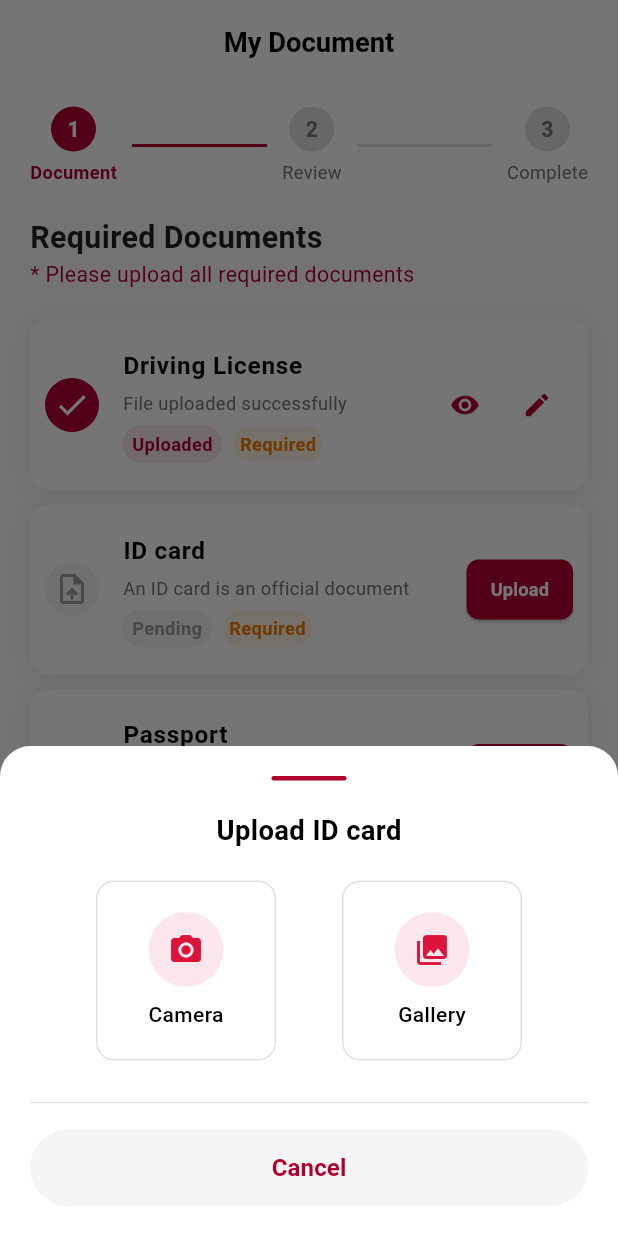
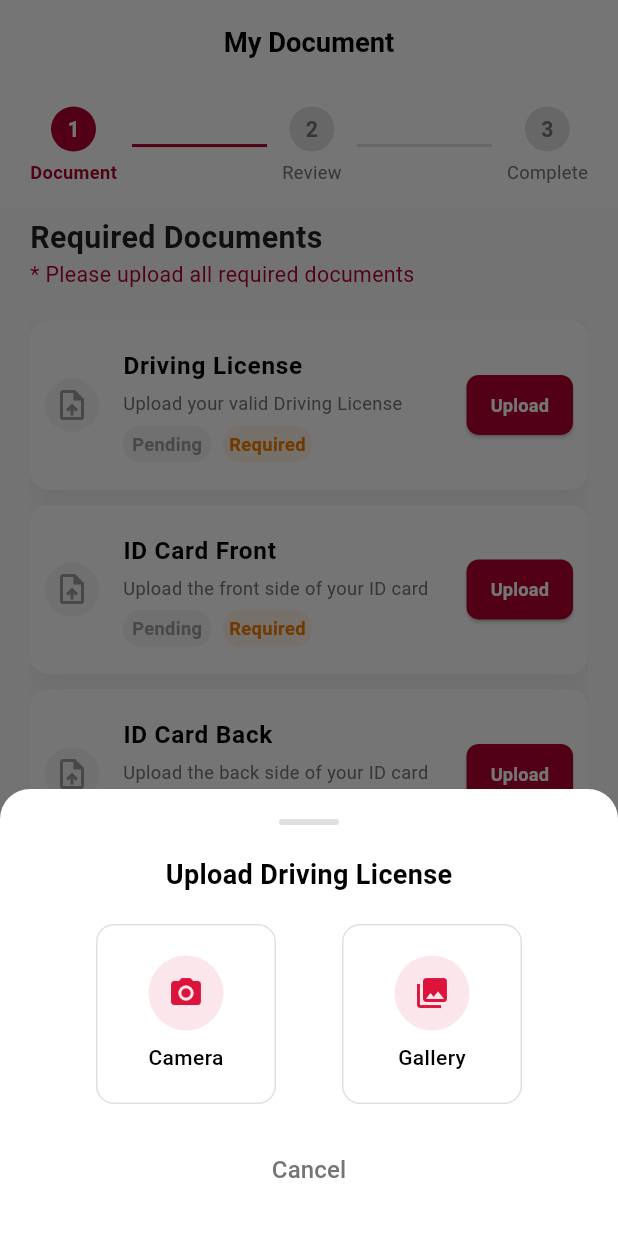
Before and after one commit to salehahmad798/Taxi-Driver, a Flutter app: the DocumentUploadScreen screen opened by its route, after a tap on "Upload", on a phone screen of 412 x 824 dp. Run offline on Flutter 3.47's test engine with Material 3 defaults, Android fonts, the phone set to English and light mode, and no system bars; our stand-ins replace cached_network_image, flutter_screenutil, flutter_svg, geolocator, get, get_storage and 6 more; accounts and stored records are empty.

Commit message:
upload documnet api done

```diff
--- a/lib/features/driver/document_upload/document_upload_controller.dart
+++ b/lib/features/driver/document_upload/document_upload_controller.dart
@@ -1,61 +1,66 @@
-import 'package:flutter_screenutil/flutter_screenutil.dart';
 import 'package:get/get.dart';
 import 'package:image_picker/image_picker.dart';
 import 'package:flutter/material.dart';
-import 'package:taxi_driver/core/constants/app_colors.dart';
 import 'package:taxi_driver/data/models/document_model.dart';
-// import 'package:taxi_driver/features/driver/data/providers/api_provider.dart';
-// import 'dart:io';
+
+
+import 'dart:io';
+import 'package:taxi_driver/data/services/api_service.dart';
+import 'package:taxi_driver/routes/app_routes.dart';
 
 class DocumentUploadController extends GetxController {
   final ImagePicker _picker = ImagePicker();
+  final ApiService _apiService = ApiService(Get.find());
 
   var documents = <DocumentModel>[].obs;
   var isLoading = false.obs;
   var uploadProgress = 0.0.obs;
-  var currentUploadingDocument = ''.obs;
+
+  // Track selected files
+  File? drivingLicence;
+  File? idCardFront;
+  File? idCardBack;
+  File? passport;
+  File? vehicleRegistration;
+  File? vehicleFrontPhoto;
+  File? vehicleRearPhoto;
+  File? driverSide;
+  File? interior;
 
   final requiredDocuments = [
     'Driving License',
-    'ID card',
+    'ID Card Front',
+    'ID Card Back',
     'Passport',
     'Vehicle Registration',
+    'Vehicle Front Photo',
+    'Vehicle Rear Photo',
+    'Driver Side',
+    'Interior',
   ];
 
   @override
   void onInit() {
     super.onInit();
     initializeDocuments();
-    loadExistingDocuments();
   }
 
   void initializeDocuments() {
     documents.value = requiredDocuments
         .map(
           (type) => DocumentModel(
-            id:
-                DateTime.now().millisecondsSinceEpoch.toString() +
-                type.replaceAll(' ', ''),
+            id: DateTime.now().millisecondsSinceEpoch.toString() +
+                type.replaceAll(" ", ""),
             type: type,
             isRequired: true,
-            status: 'pending',
+            status: "pending",
             uploadDate: null,
           ),
         )
         .toList();
   }
 
-  // DEMO: Load some pre-filled statuses without API
-  Future<void> loadExistingDocuments() async {
-    isLoading.value = true;
-    await Future.delayed(const Duration(seconds: 1)); // Fake loading delay
-    documents[0].status =
-        'uploaded'; // Example: Driving License already uploaded
-    documents[0].filePath = 'demo/path/license.jpg';
-    documents.refresh();
-    isLoading.value = false;
-  }
-
+  /// Pick image for a specific document
   Future<void> pickImage(String documentType, ImageSource source) async {
     try {
       final XFile? image = await _picker.pickImage(
@@ -66,65 +71,114 @@ class DocumentUploadController extends GetxController {
       );
 
       if (image != null) {
-        await uploadDocument(image.path, documentType);
+        final file = File(image.path);
+
+        switch (documentType) {
+          case "Driving License":
+            drivingLicence = file;
+            break;
+          case "ID Card Front":
+            idCardFront = file;
+            break;
+          case "ID Card Back":
+            idCardBack = file;
+            break;
+          case "Passport":
+            passport = file;
+            break;
+          case "Vehicle Registration":
+            vehicleRegistration = file;
+            break;
+          case "Vehicle Front Photo":
+            vehicleFrontPhoto = file;
+            break;
+          case "Vehicle Rear Photo":
+            vehicleRearPhoto = file;
+            break;
+          case "Driver Side":
+            driverSide = file;
+            break;
+          case "Interior":
+            interior = file;
+            break;
+        }
+
+        updateDocumentStatus(documentType, "selected", file.path);
       }
     } catch (e) {
-      Get.snackbar(
-        'Error',
-        'Failed to pick image: ${e.toString()}',
-        snackPosition: SnackPosition.TOP,
-        backgroundColor: Colors.red[100],
-        colorText: Colors.red[800],
-      );
+      debugPrint(" Image Pick Error: $e");
+      Get.snackbar("Error", "Failed to pick image: $e",
+          backgroundColor: Colors.red[100], colorText: Colors.red[800]);
     }
   }
 
-  // DEMO: Fake upload without API
-  Future<void> uploadDocument(String filePath, String documentType) async {
-    currentUploadingDocument.value = documentType;
+  /// Upload all documents together (API requires all mandatory files at once)
+  Future<void> uploadAllDocuments() async {
+    if (vehicleFrontPhoto == null ||
+        vehicleRearPhoto == null ||
+        driverSide == null ||
+        interior == null) {
+      Get.snackbar("Error", "Please upload all required vehicle photos first",
+          backgroundColor: Colors.red[100], colorText: Colors.red[800]);
+      return;
+    }
+
     isLoading.value = true;
-    uploadProgress.value = 0.0;
-    updateDocumentStatus(documentType, 'uploading', filePath);
+    uploadProgress.value = 0.2;
 
-    _simulateUploadProgress();
+    try {
+      final response = await _apiService.uploadDocument(
+        drivingLicence: drivingLicence,
+        idCardFront: idCardFront,
+        idCardBack: idCardBack,
+        passport: passport,
+        vehicleRegistration: vehicleRegistration,
+        vehicleFrontPhoto: vehicleFrontPhoto!,
+        vehicleRearPhoto: vehicleRearPhoto!,
+        driverSide: driverSide!,
+        interior: interior!,
+      );
 
-    await Future.delayed(const Duration(seconds: 2)); // Simulate network delay
+      debugPrint(" API Response Code: ${response.statusCode}");
+      debugPrint(" API Response Body: ${response.body}");
 
-    // Always mark as uploaded in demo
-    updateDocumentStatus(documentType, 'uploaded', filePath);
+      if (response.statusCode == 200) {
+        // Mark all as uploaded
+        for (var doc in documents) {
+          doc.status = "uploaded";
+          doc.uploadDate = DateTime.now().toIso8601String();
+        }
+        documents.refresh();
 
-    Get.snackbar(
-      'Success',
-      'Document uploaded successfully',
+        Get.snackbar("Success", "All documents uploaded successfully",
             snackPosition: SnackPosition.TOP,
             backgroundColor: Colors.green[100],
-      colorText: Colors.green[800],
-      icon: const Icon(Icons.check_circle, color: Colors.green),
-    );
-
+            colorText: Colors.green[800]);
+      } else {
+        Get.snackbar("Error", "Upload failed: ${response.body}",
+            snackPosition: SnackPosition.TOP,
+            backgroundColor: Colors.red[100],
+            colorText: Colors.red[800]);
+      }
+    } catch (e) {
+      debugPrint("Upload Exception: $e");
+      Get.snackbar("Error", "Failed to upload: $e",
+          backgroundColor: Colors.red[100], colorText: Colors.red[800]);
+    } finally {
       isLoading.value = false;
       uploadProgress.value = 0.0;
-    currentUploadingDocument.value = '';
-  }
-
-  void _simulateUploadProgress() {
-    for (int i = 1; i <= 10; i++) {
-      Future.delayed(Duration(milliseconds: i * 100), () {
-        if (uploadProgress.value < 0.9) {
-          uploadProgress.value = i * 0.1;
-        }
-      });
     }
   }
 
+  /// Update status in the UI
   void updateDocumentStatus(String type, String status, [String? filePath]) {
-    final index = documents.indexWhere((doc) => doc.type == type);
+    final index = documents.indexWhere((d) => d.type == type);
     if (index != -1) {
       documents[index].status = status;
       if (filePath != null) {
         documents[index].filePath = filePath;
       }
-      if (status == 'uploaded') {
+      if (status == "uploaded") {
         documents[index].uploadDate = DateTime.now().toIso8601String();
       }
       documents.refresh();
@@ -132,63 +186,55 @@ class DocumentUploadController extends GetxController {
   }
 
   bool get allDocumentsUploaded {
-    final requiredDocs = documents.where((doc) => doc.isRequired).toList();
+    final requiredDocs = documents.where((d) => d.isRequired).toList();
     return requiredDocs.isNotEmpty &&
         requiredDocs.every(
-          (doc) => doc.status == 'uploaded' || doc.status == 'approved',
+          (d) => d.status == "uploaded" || d.status == "approved",
         );
   }
 
   void proceedToNext() {
     if (allDocumentsUploaded) {
-      Get.snackbar(
-        'Next Step',
-        'Proceeding to Vehicle Details...',
+      Get.snackbar("Next Step", "Proceeding to Vehicle registration...",
           snackPosition: SnackPosition.TOP,
           backgroundColor: Colors.blue[100],
-        colorText: Colors.blue[800],
-      );
-      // DEMO: Navigate directly
-      Get.toNamed('/vehicle-details');
+          colorText: Colors.blue[800]);
+      // Get.toNamed('/vehicle-details');
+      Get.toNamed(AppRoutes.vehicleRegistration);
+
     } else {
-      Get.snackbar(
-        'Incomplete',
-        'Please upload all required documents',
+      Get.snackbar("Incomplete", "Please upload all required documents",
           snackPosition: SnackPosition.TOP,
           backgroundColor: Colors.orange[100],
-        colorText: Colors.orange[800],
-      );
+          colorText: Colors.orange[800]);
     }
   }
 
+  /// Show image picker options
   void showImageSourceDialog(String documentType) {
     Get.bottomSheet(
       Container(
-        padding: EdgeInsets.all(20),
-        decoration: BoxDecoration(
+        padding: const EdgeInsets.all(20),
+        decoration: const BoxDecoration(
           color: Colors.white,
           borderRadius: BorderRadius.vertical(top: Radius.circular(20)),
         ),
         child: Column(
           mainAxisSize: MainAxisSize.min,
           children: [
-            // Handle bar
             Container(
-              width: 50,
-              height: 3,
+              width: 40,
+              height: 4,
               decoration: BoxDecoration(
-                color: AppColors.kprimaryColor,
+                color: Colors.grey[300],
                 borderRadius: BorderRadius.circular(2),
               ),
             ),
-            SizedBox(height: 20.h),
-
-            // Upload Section
-            Text(
-              'Upload $documentType',
-              style: TextStyle(fontSize: 18.sp, fontWeight: FontWeight.w600),
-            ),
-            SizedBox(height: 20.h),
+            const SizedBox(height: 20),
+            Text('Upload $documentType',
+                style:
+                    const TextStyle(fontSize: 18, fontWeight: FontWeight.w600)),
+            const SizedBox(height: 20),
             Row(
               mainAxisAlignment: MainAxisAlignment.spaceEvenly,
               children: [
@@ -210,32 +256,11 @@ class DocumentUploadController extends GetxController {
                 ),
               ],
             ),
-
-            SizedBox(height: 20),
-
-            // Separation
-            Divider(thickness: 1, color: Colors.grey[300]),
-
-            Padding(
-              padding: const EdgeInsets.only(top: 10),
-              child: SizedBox(
-                width: double.infinity,
-                child: TextButton(
-                  style: TextButton.styleFrom(
-                    padding: EdgeInsets.symmetric(vertical: 14),
-                    backgroundColor: Colors.grey[100],
-                  ),
+            const SizedBox(height: 20),
+            TextButton(
               onPressed: () => Get.back(),
-                  child: Text(
-                    'Cancel',
-                    style: TextStyle(
-                      color: AppColors.kprimaryColor,
-                      fontSize: 16,
-                      fontWeight: FontWeight.w600,
-                    ),
-                  ),
-                ),
-              ),
+              child: Text('Cancel',
+                  style: TextStyle(color: Colors.grey[600], fontSize: 16)),
             ),
           ],
         ),
@@ -253,7 +278,7 @@ class DocumentUploadController extends GetxController {
       onTap: onTap,
       child: Container(
         width: 120,
-        padding: EdgeInsets.symmetric(vertical: 20),
+        padding: const EdgeInsets.symmetric(vertical: 20),
         decoration: BoxDecoration(
           border: Border.all(color: Colors.grey[300]!),
           borderRadius: BorderRadius.circular(12),
@@ -264,22 +289,22 @@ class DocumentUploadController extends GetxController {
               width: 50,
               height: 50,
               decoration: BoxDecoration(
-                color: Color(0xFFDC143C).withOpacity(0.1),
+                color: const Color(0xFFDC143C).withOpacity(0.1),
                 shape: BoxShape.circle,
               ),
-              child: Icon(icon, size: 24, color: Color(0xFFDC143C)),
+              child: Icon(icon, size: 24, color: const Color(0xFFDC143C)),
             ),
-            SizedBox(height: 8),
-            Text(
-              label,
-              style: TextStyle(fontSize: 14, fontWeight: FontWeight.w500),
-            ),
+            const SizedBox(height: 8),
+            Text(label,
+                style:
+                    const TextStyle(fontSize: 14, fontWeight: FontWeight.w500)),
           ],
         ),
       ),
     );
   }
 }
+
 
 
 // class DocumentUploadController extends GetxController {
@@ -544,6 +569,7 @@ class DocumentUploadController extends GetxController {
 //   }
 
 
+
 //   Widget _buildSourceOption({
 //     required IconData icon,
 //     required String label,
--- a/lib/features/driver/document_upload/document_upload_screen.dart
+++ b/lib/features/driver/document_upload/document_upload_screen.dart
@@ -98,7 +98,13 @@ class DocumentUploadScreen extends GetView<DocumentUploadController> {
                 width: double.infinity,
                 height: 50,
                 child: ElevatedButton(
-                  onPressed: () {
+                  onPressed: () async {
+                    if (controller.allDocumentsUploaded) {
+                      controller.proceedToNext();
+                    } else {
+                      // await controller.uploadSingleDocument(document, file);
+                      await controller.uploadAllDocuments();
+
                       if (controller.allDocumentsUploaded) {
                         controller.proceedToNext();
                       } else {
@@ -108,14 +114,13 @@ class DocumentUploadScreen extends GetView<DocumentUploadController> {
                           snackPosition: SnackPosition.BOTTOM,
                           backgroundColor: Colors.red.withOpacity(0.8),
                           colorText: Colors.white,
-                        margin: EdgeInsets.all(10),
-                        borderRadius: 8,
                         );
+                      }
                     }
                   },
                   style: ElevatedButton.styleFrom(
                     backgroundColor: controller.allDocumentsUploaded
-                        ?AppColors.kprimaryColor
+                        ? AppColors.kprimaryColor
                         : Colors.grey[300],
                     shape: RoundedRectangleBorder(
                       borderRadius: BorderRadius.circular(8),
@@ -166,7 +171,7 @@ class DocumentUploadScreen extends GetView<DocumentUploadController> {
           label,
           style: TextStyle(
             fontSize: 12.sp,
-            color: isActive ? AppColors.kprimaryColor: Colors.grey[600],
+            color: isActive ? AppColors.kprimaryColor : Colors.grey[600],
             fontWeight: isActive ? FontWeight.w600 : FontWeight.normal,
           ),
         ),
@@ -179,7 +184,7 @@ class DocumentUploadScreen extends GetView<DocumentUploadController> {
       child: Container(
         height: 2,
         margin: EdgeInsets.symmetric(horizontal: 10),
-        color: isActive ?  AppColors.kprimaryColor: Colors.grey[300],
+        color: isActive ? AppColors.kprimaryColor : Colors.grey[300],
       ),
     );
   }
@@ -188,18 +193,42 @@ class DocumentUploadScreen extends GetView<DocumentUploadController> {
     Color statusColor = _getStatusColor(document.status ?? 'pending');
     IconData statusIcon = _getStatusIcon(document.status ?? 'pending');
 
-    String _getDocumentDescription() {
-      switch (document.type?.toLowerCase()) {
+    // String _getDocumentDescription() {
+    //   switch (document.type?.toLowerCase()) {
+    //     case 'driving license':
+    //       return 'A driving license is an official document';
+    //     case 'id card':
+    //       return 'An ID card is an official document';
+    //     case 'passport':
+    //       return 'A passport is a travel document';
+    //     case 'vehicle details':
+    //       return 'Enter your vehicle details';
+    //     default:
+    //       return 'Enter your vehicle details';
+    //   }
+    // }
+    String _getDocumentDescription(String type) {
+      switch (type.toLowerCase()) {
         case 'driving license':
-          return 'A driving license is an official document';
-        case 'id card':
-          return 'An ID card is an official document';
+          return 'Upload your valid Driving License';
+        case 'id card front':
+          return 'Upload the front side of your ID card';
+        case 'id card back':
+          return 'Upload the back side of your ID card';
         case 'passport':
-          return 'A passport is a travel document';
-        case 'vehicle details':
-          return 'Enter your vehicle details';
+          return 'Upload your Passport (valid)';
+        case 'vehicle registration':
+          return 'Upload your Vehicle Registration Certificate';
+        case 'vehicle front photo':
+          return 'Upload a clear photo of your vehicle front';
+        case 'vehicle rear photo':
+          return 'Upload a clear photo of your vehicle rear';
+        case 'driver side':
+          return 'Upload a clear photo of driver’s side';
+        case 'interior':
+          return 'Upload a photo of the vehicle interior';
         default:
-          return 'Enter your vehicle details';
+          return 'Upload required document';
       }
     }
 
@@ -248,7 +277,7 @@ class DocumentUploadScreen extends GetView<DocumentUploadController> {
               )
             else
               Text(
-                _getDocumentDescription(),
+                _getDocumentDescription(document.type ?? ''),
                 style: TextStyle(color: Colors.grey[600], fontSize: 12.sp),
               ),
 
@@ -483,7 +512,6 @@ class DocumentUploadScreen extends GetView<DocumentUploadController> {
 }
 
 
-
 // import 'package:flutter/material.dart';
 // import 'package:flutter_screenutil/flutter_screenutil.dart';
 // import 'package:get/get.dart';
```
Also changed, not shown: lib/data/services/api_service.dart (+78 -32 lines), lib/data/services/auth_service.dart (deleted, +0 -77 lines), lib/data/services/storage_service.dart (+55 -1 lines), lib/features/driver/authentication/otp/otp_controller.dart (+11 -5 lines). Lines whose indentation alone changed are shown as unchanged.
